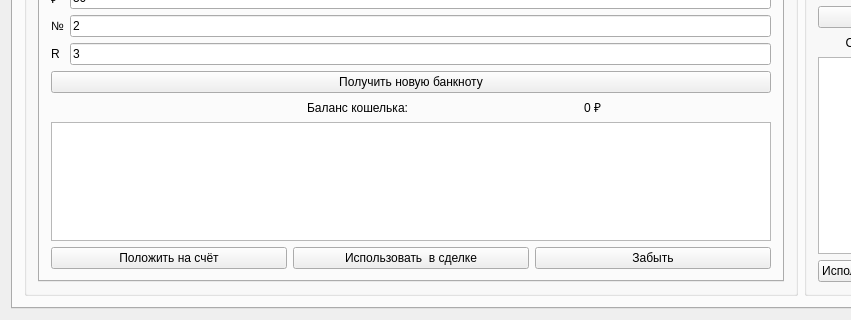
Old version of the form mainwindow.ui in the repository klv-codehub/rsa-cash; both pictures show x 0 to 851 and y 659 to 979 of the 1112 by 979 pixel window.
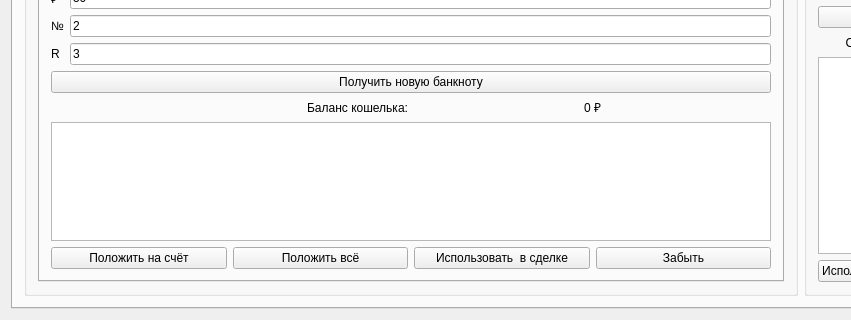
New version of the form. The open tabs and pages were chosen to show the change.

What changed in the file:
```diff
--- a/mainwindow.ui
+++ b/mainwindow.ui
@@ -40,14 +40,14 @@
            <item row="0" column="0">
             <widget class="QTabWidget" name="tabWidget_5">
              <property name="currentIndex">
-              <number>1</number>
+              <number>0</number>
              </property>
              <widget class="QWidget" name="tab_7">
               <attribute name="title">
                <string>Кошелёк</string>
               </attribute>
               <layout class="QGridLayout" name="gridLayout_4">
-               <item row="1" column="0" colspan="3">
+               <item row="1" column="0" colspan="4">
                 <layout class="QHBoxLayout" name="horizontalLayout_2">
                  <item>
                   <widget class="QLabel" name="label_37">
@@ -71,9 +71,16 @@
                  </item>
                 </layout>
                </item>
-               <item row="2" column="0" colspan="3">
+               <item row="2" column="0" colspan="4">
                 <widget class="QListWidget" name="listWidget_AliceWallet"/>
                </item>
+               <item row="3" column="2">
+                <widget class="QPushButton" name="pushButton_AliceTradeBanknote">
+                 <property name="text">
+                  <string>Использовать  в сделке</string>
+                 </property>
+                </widget>
+               </item>
                <item row="3" column="0">
                 <widget class="QPushButton" name="pushButton_AliceDepositBanknote">
                  <property name="text">
@@ -81,21 +88,14 @@
                  </property>
                 </widget>
                </item>
-               <item row="3" column="1">
-                <widget class="QPushButton" name="pushButton_AliceTradeBanknote">
-                 <property name="text">
-                  <string>Использовать  в сделке</string>
-                 </property>
-                </widget>
-               </item>
-               <item row="3" column="2">
+               <item row="3" column="3">
                 <widget class="QPushButton" name="pushButton_AliceRemoveBanknote">
                  <property name="text">
                   <string>Забыть</string>
                  </property>
                 </widget>
                </item>
-               <item row="0" column="0" colspan="3">
+               <item row="0" column="0" colspan="4">
                 <layout class="QGridLayout" name="gridLayout_7">
                  <item row="0" column="0">
                   <widget class="QLabel" name="label_23">
@@ -148,6 +148,13 @@
                  </item>
                 </layout>
                </item>
+               <item row="3" column="1">
+                <widget class="QPushButton" name="pushButton_AliceDepositAllBanknotes">
+                 <property name="text">
+                  <string>Положить всё</string>
+                 </property>
+                </widget>
+               </item>
               </layout>
              </widget>
              <widget class="QWidget" name="tab_8">
@@ -199,7 +206,7 @@
         <item row="1" column="0" colspan="2">
          <widget class="QTabWidget" name="tabWidget_4">
           <property name="currentIndex">
-           <number>1</number>
+           <number>0</number>
           </property>
           <widget class="QWidget" name="tab_5">
            <attribute name="title">
```
